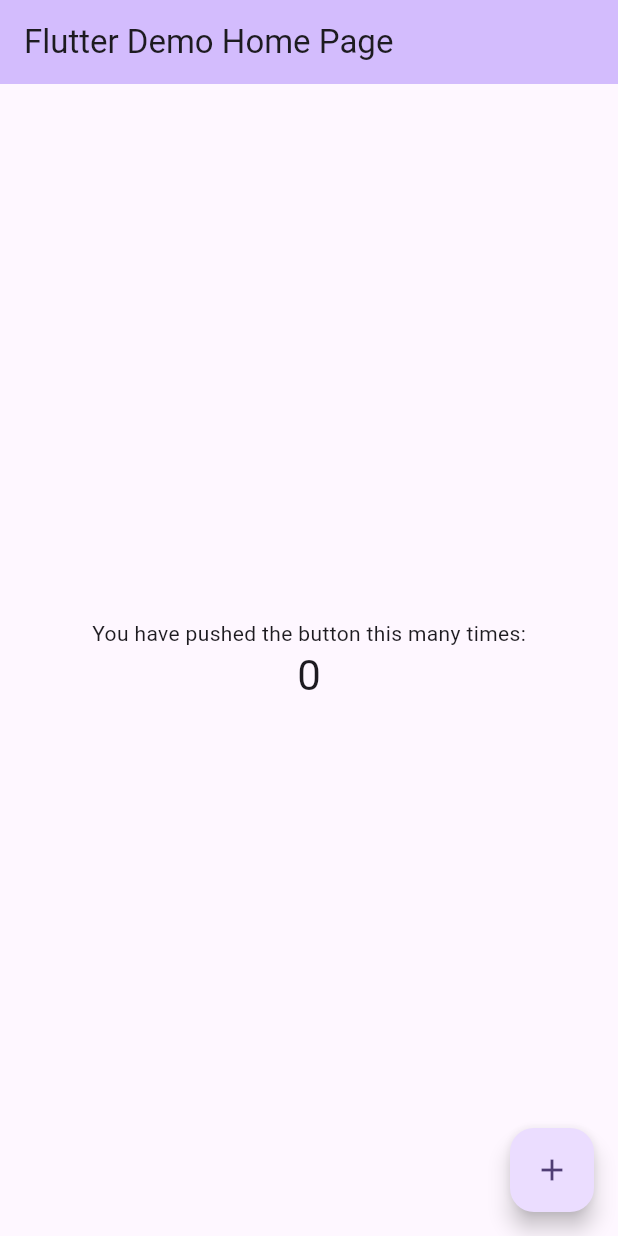
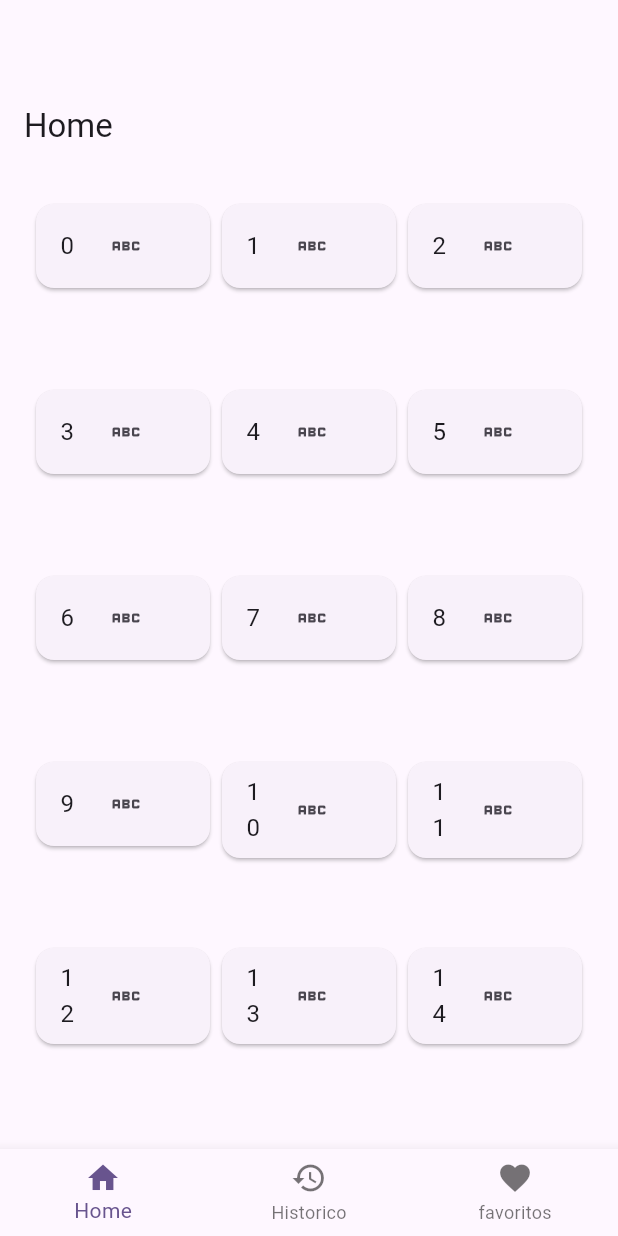
Before and after one commit to luiz-hms/mobile-challenge-coodash, a Flutter app: the screen it shows after launch, on a phone screen of 412 x 824 dp. Run offline on Flutter 3.47's test engine with Material 3 defaults, Android fonts, the phone set to English and light mode, and no system bars; missing offline and left inert: dart:html.

Commit message:
criação do card e lista de palavras
criação do card e lista de palavras

```diff
--- a/dictionary/lib/main.dart
+++ b/dictionary/lib/main.dart
@@ -1,4 +1,5 @@
 import 'package:flutter/material.dart';
+import 'screens/layout/layoutPage.dart';
 
 void main() {
   runApp(const MyApp());
@@ -12,6 +13,7 @@ class MyApp extends StatelessWidget {
   Widget build(BuildContext context) {
     return MaterialApp(
       title: 'Flutter Demo',
+      debugShowCheckedModeBanner: false,
       theme: ThemeData(
         // This is the theme of your application.
         //
@@ -31,95 +33,7 @@ class MyApp extends StatelessWidget {
         colorScheme: ColorScheme.fromSeed(seedColor: Colors.deepPurple),
         useMaterial3: true,
       ),
-      home: const MyHomePage(title: 'Flutter Demo Home Page'),
+      home: const LayoutPage(),
     );
   }
 }
-
-class MyHomePage extends StatefulWidget {
-  const MyHomePage({super.key, required this.title});
-
-  // This widget is the home page of your application. It is stateful, meaning
-  // that it has a State object (defined below) that contains fields that affect
-  // how it looks.
-
-  // This class is the configuration for the state. It holds the values (in this
-  // case the title) provided by the parent (in this case the App widget) and
-  // used by the build method of the State. Fields in a Widget subclass are
-  // always marked "final".
-
-  final String title;
-
-  @override
-  State<MyHomePage> createState() => _MyHomePageState();
-}
-
-class _MyHomePageState extends State<MyHomePage> {
-  int _counter = 0;
-
-  void _incrementCounter() {
-    setState(() {
-      // This call to setState tells the Flutter framework that something has
-      // changed in this State, which causes it to rerun the build method below
-      // so that the display can reflect the updated values. If we changed
-      // _counter without calling setState(), then the build method would not be
-      // called again, and so nothing would appear to happen.
-      _counter++;
-    });
-  }
-
-  @override
-  Widget build(BuildContext context) {
-    // This method is rerun every time setState is called, for instance as done
-    // by the _incrementCounter method above.
-    //
-    // The Flutter framework has been optimized to make rerunning build methods
-    // fast, so that you can just rebuild anything that needs updating rather
-    // than having to individually change instances of widgets.
-    return Scaffold(
-      appBar: AppBar(
-        // TRY THIS: Try changing the color here to a specific color (to
-        // Colors.amber, perhaps?) and trigger a hot reload to see the AppBar
-        // change color while the other colors stay the same.
-        backgroundColor: Theme.of(context).colorScheme.inversePrimary,
-        // Here we take the value from the MyHomePage object that was created by
-        // the App.build method, and use it to set our appbar title.
-        title: Text(widget.title),
-      ),
-      body: Center(
-        // Center is a layout widget. It takes a single child and positions it
-        // in the middle of the parent.
-        child: Column(
-          // Column is also a layout widget. It takes a list of children and
-          // arranges them vertically. By default, it sizes itself to fit its
-          // children horizontally, and tries to be as tall as its parent.
-          //
-          // Column has various properties to control how it sizes itself and
-          // how it positions its children. Here we use mainAxisAlignment to
-          // center the children vertically; the main axis here is the vertical
-          // axis because Columns are vertical (the cross axis would be
-          // horizontal).
-          //
-          // TRY THIS: Invoke "debug painting" (choose the "Toggle Debug Paint"
-          // action in the IDE, or press "p" in the console), to see the
-          // wireframe for each widget.
-          mainAxisAlignment: MainAxisAlignment.center,
-          children: <Widget>[
-            const Text(
-              'You have pushed the button this many times:',
-            ),
-            Text(
-              '$_counter',
-              style: Theme.of(context).textTheme.headlineMedium,
-            ),
-          ],
-        ),
-      ),
-      floatingActionButton: FloatingActionButton(
-        onPressed: _incrementCounter,
-        tooltip: 'Increment',
-        child: const Icon(Icons.add),
-      ), // This trailing comma makes auto-formatting nicer for build methods.
-    );
-  }
-}
--- /dev/null
+++ b/dictionary/lib/screens/favoritos/favoritos.dart
@@ -0,0 +1,24 @@
+import 'package:flutter/material.dart';
+
+class Favoritos extends StatefulWidget {
+  const Favoritos({Key? key}) : super(key: key);
+
+  @override
+  _FavoritosState createState() => _FavoritosState();
+}
+
+class _FavoritosState extends State<Favoritos> {
+  @override
+  Widget build(BuildContext context) {
+    return Scaffold(
+      appBar: AppBar(
+        title: const Text(''),
+      ),
+      body: Container(
+        child: const Center(
+          child: Text('lista de favoritos'),
+        ),
+      ),
+    );
+  }
+}
--- /dev/null
+++ b/dictionary/lib/screens/historico/historico.dart
@@ -0,0 +1,22 @@
+import 'package:flutter/material.dart';
+
+class Historico extends StatefulWidget {
+  const Historico({Key? key}) : super(key: key);
+
+  @override
+  _HistoricoState createState() => _HistoricoState();
+}
+
+class _HistoricoState extends State<Historico> {
+  @override
+  Widget build(BuildContext context) {
+    return Scaffold(
+      appBar: AppBar(
+        title: const Text(''),
+      ),
+      body: Container(
+        child: Center(child: Text("Histórico de palavras")),
+      ),
+    );
+  }
+}
--- /dev/null
+++ b/dictionary/lib/screens/home/home.dart
@@ -0,0 +1,48 @@
+import 'dart:html';
+
+import 'package:flutter/material.dart';
+
+import '../../widgets/card/card.dart';
+
+class Home extends StatefulWidget {
+  const Home({Key? key}) : super(key: key);
+
+  @override
+  _HomeState createState() => _HomeState();
+}
+
+class _HomeState extends State<Home> {
+  @override
+  Widget build(BuildContext context) {
+    return Scaffold(
+      appBar: AppBar(
+        title: const Text('Home'),
+      ),
+      body: Padding(
+        padding: const EdgeInsets.all(20),
+        child: GridView.count(
+          crossAxisCount: 3,
+          children: List.generate(100, (index) {
+            int ind = index;
+            String inds = ind.toString();
+            return Center(
+              child: CardCustom(
+                titulo: '$index',
+                icone: IconButton(
+                  icon: Icon(Icons.abc),
+                  onPressed: () => {},
+                ),
+                funcNav: (inds) => {print(inds)},
+              ), /*Card(
+                child: Text(
+                  '$index',
+                  style: Theme.of(context).textTheme.headlineLarge,
+                ),
+              ),*/
+            );
+          }),
+        ),
+      ),
+    );
+  }
+}
--- /dev/null
+++ b/dictionary/lib/screens/layout/layoutPage.dart
@@ -0,0 +1,50 @@
+import 'package:dictionary/screens/home/Home.dart';
+import 'package:flutter/material.dart';
+
+import '../favoritos/favoritos.dart';
+import '../historico/historico.dart';
+
+class LayoutPage extends StatefulWidget {
+  const LayoutPage({Key? key}) : super(key: key);
+
+  @override
+  _LayoutPageState createState() => _LayoutPageState();
+}
+
+class _LayoutPageState extends State<LayoutPage> {
+  int _selectedIndex = 0;
+
+  void _onItemTapped(int index) {
+    setState(() {
+      _selectedIndex = index;
+    });
+  }
+
+  @override
+  Widget build(BuildContext context) {
+    const List<Widget> _pages = <Widget>[
+      Home(),
+      Historico(),
+      Favoritos(),
+    ];
+    return Scaffold(
+      appBar: AppBar(
+        title: const Text(''),
+      ),
+      bottomNavigationBar: BottomNavigationBar(
+        currentIndex: _selectedIndex,
+        items: const <BottomNavigationBarItem>[
+          BottomNavigationBarItem(icon: Icon(Icons.home), label: 'Home'),
+          BottomNavigationBarItem(
+              icon: Icon(Icons.history), label: 'Historico'),
+          BottomNavigationBarItem(
+              icon: Icon(Icons.favorite), label: 'favoritos')
+        ],
+        onTap: _onItemTapped,
+      ),
+      body: Center(
+        child: _pages.elementAt(_selectedIndex), //New
+      ),
+    );
+  }
+}
--- /dev/null
+++ b/dictionary/lib/widgets/card/card.dart
@@ -0,0 +1,74 @@
+import 'package:flutter/material.dart';
+
+class CardCustom extends StatefulWidget {
+  final String titulo;
+  final Widget icone;
+  final Function(String word) funcNav;
+  const CardCustom({
+    Key? key,
+    required this.titulo,
+    required this.icone,
+    required this.funcNav,
+  }) : super(key: key);
+
+  @override
+  _CardCustomState createState() => _CardCustomState();
+}
+
+class _CardCustomState extends State<CardCustom> {
+  @override
+  Widget build(BuildContext context) {
+    return Scaffold(
+      body: Card(
+          child: ListTile(
+        title: Text(widget.titulo),
+        trailing: IconButton(
+          onPressed: () => {},
+          icon: widget.icone,
+          color: Colors.red[400],
+        ),
+        onTap: () => widget.funcNav,
+      ) /*Center(
+          child: Column(
+              mainAxisSize: MainAxisSize.min,
+              crossAxisAlignment: CrossAxisAlignment.center,
+              children: <Widget>[
+                Icon(
+                  widget.icon,
+                  size: 20,
+                  color: Colors.red[400],
+                ),
+                Text(widget.titulo, style: TextStyle(color: Colors.amber)),
+              ]),
+        ),
+      ),*/
+          ),
+    );
+  }
+}
+
+/*
+class OpcaoCard extends StatelessWidget {
+  const OpcaoCard({Key key, this.opcao}) : super(key: key);
+  final Opcao opcao;
+  @override
+  Widget build(BuildContext context) {
+    final TextStyle textStyle = Theme.of(context)
+.textTheme.display1;
+        return Card(
+          color: Colors.white,
+          child: Center(
+             child: Column(
+                 mainAxisSize: MainAxisSize.min,
+                 crossAxisAlignment: CrossAxisAlignment.center,
+                   children: <Widget>[
+                Icon(opcao.icon, size:80.0, color: textStyle.color),
+                Text(opcao.titulo, style: textStyle),
+          ]
+        ),
+      )
+    );
+  }
+}
+
+*/
```
